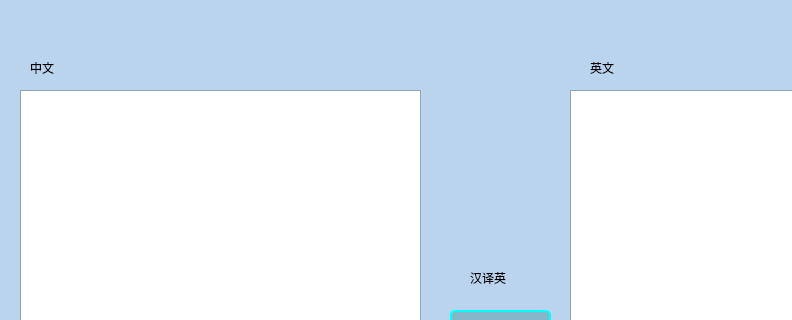
Old version of the form components/dialog_translate.ui in the repository nanfangguiren/spider_zt; both pictures show x 0 to 792 and y 0 to 320 of the 1003 by 708 pixel window.
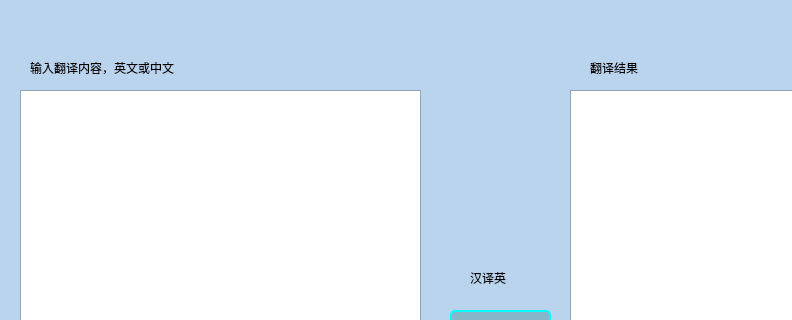
New version of the form.

Commit message:
添加了翻译功能
增加了翻译功能界面，修改了部分界面

The edit to the form file:
```diff
--- a/components/dialog_translate.ui
+++ b/components/dialog_translate.ui
@@ -508,12 +508,12 @@
     <rect>
      <x>30</x>
      <y>60</y>
-     <width>72</width>
-     <height>15</height>
+     <width>331</width>
+     <height>16</height>
     </rect>
    </property>
    <property name="text">
-    <string>中文</string>
+    <string>输入翻译内容，英文或中文</string>
    </property>
   </widget>
   <widget class="QLabel" name="label_2">
@@ -565,7 +565,7 @@
     </rect>
    </property>
    <property name="text">
-    <string>英文</string>
+    <string>翻译结果</string>
    </property>
   </widget>
  </widget>
```
The commit also changes 26 other files.
